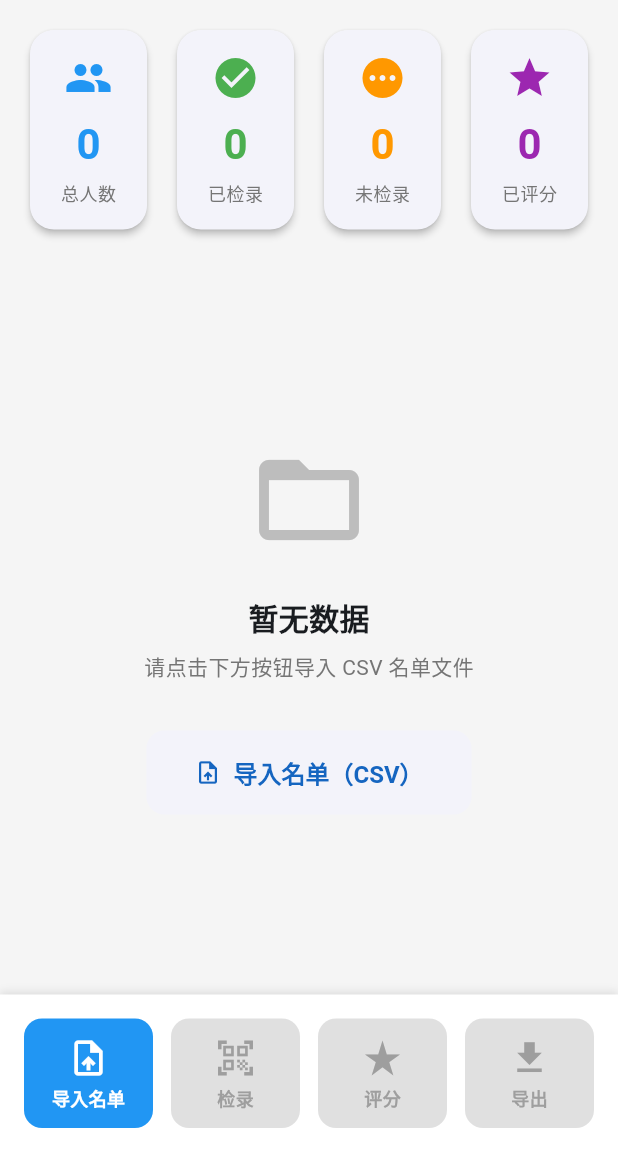
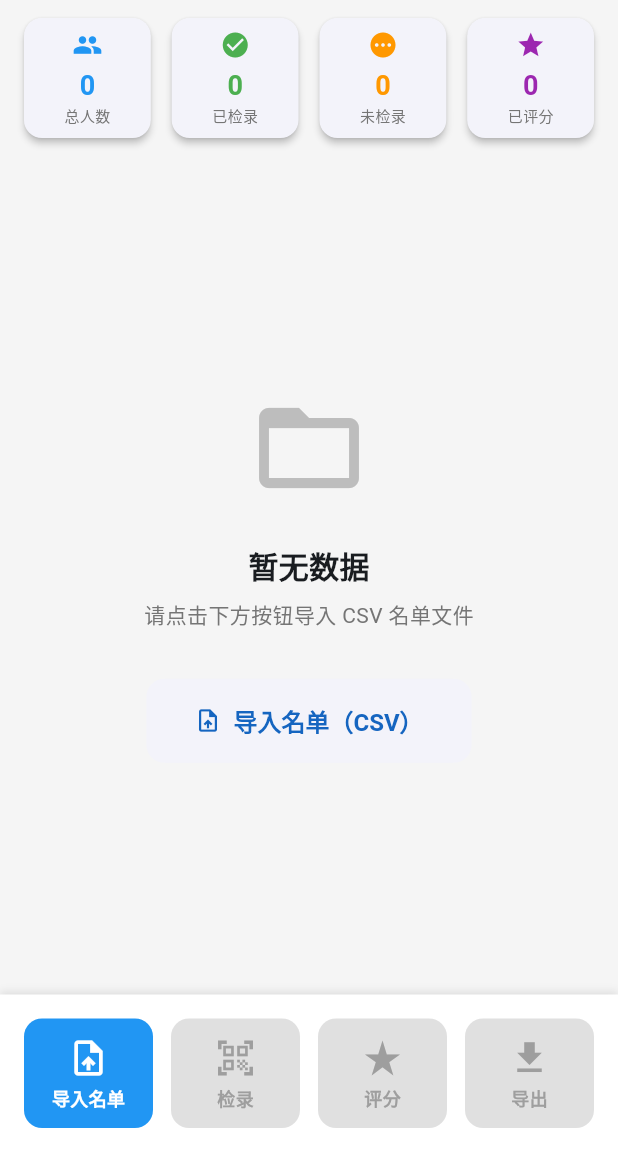
Before and after one commit to weiiiiiu/scan_score, a Flutter app: the screen it shows after launch, on a phone screen of 412 x 824 dp, the part 84-1236 px from its top. Run offline on Flutter 3.47's test engine with Material 3 defaults, Android fonts, the phone set to English and light mode, and no system bars; our stand-ins replace camera, csv, file_picker, permission_handler, share_plus, shared_preferences; missing offline and left inert: google_mlkit_barcode_scanning.

Commit message:
feat: 优化主题颜色和组件样式，提升用户界面体验

```diff
--- a/lib/config/theme.dart
+++ b/lib/config/theme.dart
@@ -39,7 +39,6 @@ class AppTheme {
       secondary: secondaryColor,
       error: errorColor,
       surface: surfaceColor,
-      background: backgroundColor,
     );
 
     return ThemeData(
@@ -212,7 +211,7 @@ class AppTheme {
     return ThemeData(
       useMaterial3: true,
       colorScheme: colorScheme,
-      scaffoldBackgroundColor: colorScheme.background,
+      scaffoldBackgroundColor: colorScheme.surface,
 
       appBarTheme: AppBarTheme(
         elevation: 0,
--- a/lib/screens/dashboard/dashboard_screen.dart
+++ b/lib/screens/dashboard/dashboard_screen.dart
@@ -76,7 +76,7 @@ class _DashboardScreenState extends State<DashboardScreen> {
   /// 构建统计卡片区域
   Widget _buildStatsSection(ParticipantProvider provider) {
     return Container(
-      padding: const EdgeInsets.all(16),
+      padding: const EdgeInsets.symmetric(horizontal: 12, vertical: 8),
       child: Row(
         children: [
           Expanded(
@@ -87,7 +87,7 @@ class _DashboardScreenState extends State<DashboardScreen> {
               color: Colors.blue,
             ),
           ),
-          const SizedBox(width: 12),
+          const SizedBox(width: 6),
           Expanded(
             child: _StatCard(
               title: '已检录',
@@ -96,7 +96,7 @@ class _DashboardScreenState extends State<DashboardScreen> {
               color: Colors.green,
             ),
           ),
-          const SizedBox(width: 12),
+          const SizedBox(width: 6),
           Expanded(
             child: _StatCard(
               title: '未检录',
@@ -105,7 +105,7 @@ class _DashboardScreenState extends State<DashboardScreen> {
               color: Colors.orange,
             ),
           ),
-          const SizedBox(width: 12),
+          const SizedBox(width: 6),
           Expanded(
             child: _StatCard(
               title: '已评分',
@@ -233,7 +233,7 @@ class _DashboardScreenState extends State<DashboardScreen> {
         color: Colors.white,
         boxShadow: [
           BoxShadow(
-            color: Colors.black.withOpacity(0.1),
+            color: Colors.black.withValues(alpha: 0.1),
             blurRadius: 4,
             offset: const Offset(0, -2),
           ),
@@ -367,24 +367,31 @@ class _StatCard extends StatelessWidget {
   Widget build(BuildContext context) {
     return Card(
       elevation: 2,
+      shape: RoundedRectangleBorder(borderRadius: BorderRadius.circular(12)),
       child: Padding(
-        padding: const EdgeInsets.all(16),
+        padding: const EdgeInsets.symmetric(horizontal: 8, vertical: 8),
         child: Column(
+          mainAxisSize: MainAxisSize.min,
           children: [
-            Icon(icon, size: 32, color: color),
-            const SizedBox(height: 8),
-            Text(
-              value,
-              style: TextStyle(
-                fontSize: 28,
-                fontWeight: FontWeight.bold,
-                color: color,
+            Icon(icon, size: 20, color: color),
+            const SizedBox(height: 4),
+            FittedBox(
+              fit: BoxFit.scaleDown,
+              child: Text(
+                value,
+                style: TextStyle(
+                  fontSize: 18,
+                  fontWeight: FontWeight.bold,
+                  color: color,
+                ),
               ),
             ),
-            const SizedBox(height: 4),
-            Text(
-              title,
-              style: TextStyle(fontSize: 12, color: Colors.grey[600]),
+            FittedBox(
+              fit: BoxFit.scaleDown,
+              child: Text(
+                title,
+                style: TextStyle(fontSize: 10, color: Colors.grey[600]),
+              ),
             ),
           ],
         ),
--- a/lib/screens/scoring/scoring_screen.dart
+++ b/lib/screens/scoring/scoring_screen.dart
@@ -499,7 +499,7 @@ class _ScoringScreenState extends State<ScoringScreen>
                 ),
                 ElevatedButton(
                   onPressed: _initializeCamera,
-                  child: const Text('继续评分'),
+                  child: const Text('重试相机'),
                 ),
               ],
             )
--- a/lib/services/barcode_service.dart
+++ b/lib/services/barcode_service.dart
@@ -1,6 +1,5 @@
 import 'dart:io';
 import 'dart:isolate';
-import 'dart:typed_data';
 import 'dart:ui';
 import 'package:flutter/foundation.dart';
 import 'package:camera/camera.dart';
--- a/lib/services/csv_service.dart
+++ b/lib/services/csv_service.dart
@@ -2,6 +2,7 @@ import 'dart:io';
 import 'dart:isolate';
 import 'package:csv/csv.dart';
 import 'package:file_picker/file_picker.dart';
+import 'package:flutter/foundation.dart' show debugPrint;
 import '../models/participant.dart';
 import 'storage_service.dart';
 import 'file_service.dart';
@@ -122,7 +123,7 @@ class CsvService {
 
       return sourcePath;
     } catch (e) {
-      print('导入 CSV 失败: $e');
+      debugPrint('导入 CSV 失败: $e');
       rethrow;
     }
   }
@@ -166,7 +167,7 @@ class CsvService {
 
       return exportDir;
     } catch (e) {
-      print('导出 CSV 失败: $e');
+      debugPrint('导出 CSV 失败: $e');
       rethrow;
     }
   }
--- a/lib/widgets/loading_overlay.dart
+++ b/lib/widgets/loading_overlay.dart
@@ -64,7 +64,7 @@ class LoadingOverlay extends StatelessWidget {
         if (isLoading)
           Positioned.fill(
             child: Container(
-              color: barrierColor ?? Colors.black.withOpacity(0.3),
+              color: barrierColor ?? Colors.black.withValues(alpha: 0.3),
               child: Center(
                 child: Card(
                   elevation: 4,
--- a/lib/widgets/participant_card.dart
+++ b/lib/widgets/participant_card.dart
@@ -173,7 +173,7 @@ class ParticipantCard extends StatelessWidget {
     return Container(
       padding: const EdgeInsets.symmetric(horizontal: 8, vertical: 4),
       decoration: BoxDecoration(
-        color: bgColor.withOpacity(0.1),
+        color: bgColor.withValues(alpha: 0.1),
         borderRadius: BorderRadius.circular(12),
         border: Border.all(color: bgColor, width: 1),
       ),
```
Also changed, not shown: lib/providers/participant_provider.dart (+9 -9 lines), lib/screens/checkin/checkin_screen.dart (+4 -57 lines), lib/screens/export/export_screen.dart (+5 -5 lines), lib/screens/management/management_screen.dart (+7 -7 lines), lib/services/camera_service.dart (+5 -4 lines).
